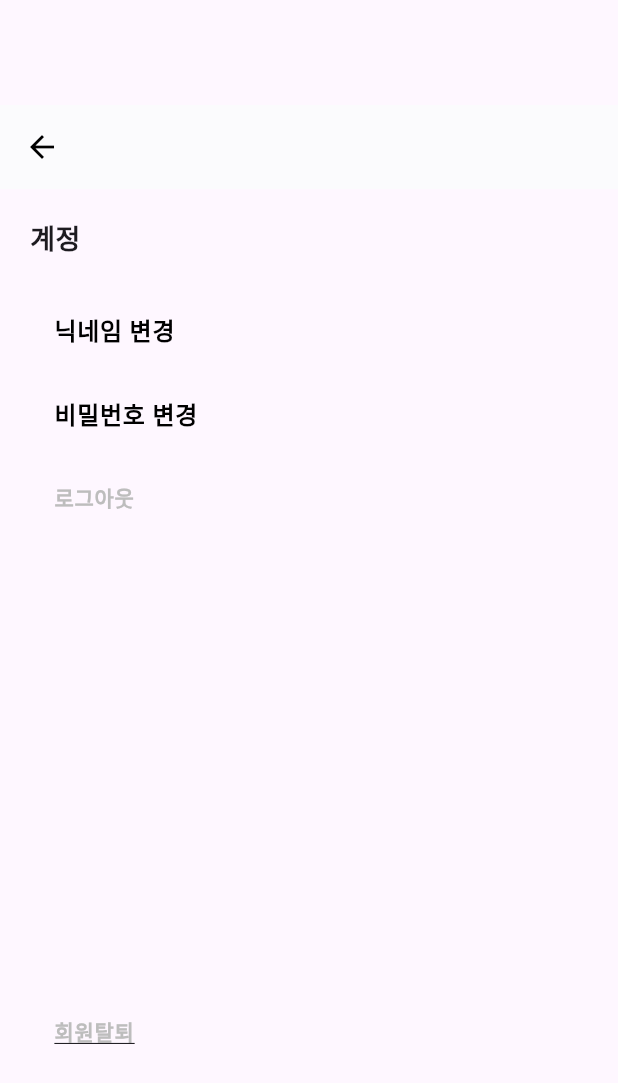
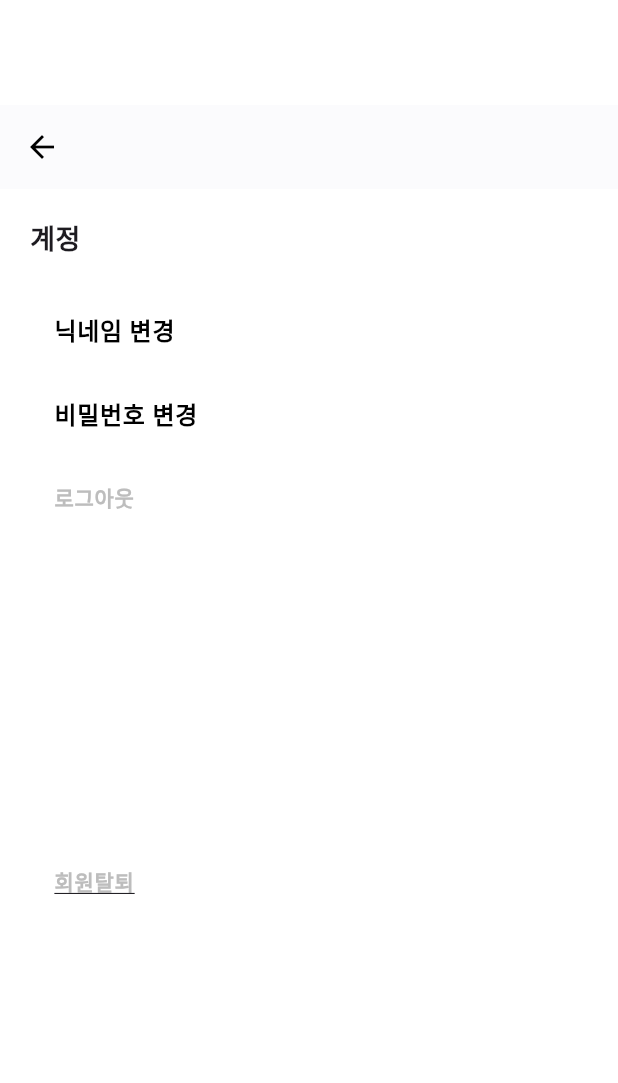
Before and after one commit to Jinseong01/nyum-nyum-ping, a Flutter app: the Mypage screen opened directly, on a phone screen of 412 x 824 dp. Shown: the top 1083 px of the screen. Run offline on Flutter 3.47's test engine with Material 3 defaults, Android fonts, the phone set to English and light mode, and no system bars; our stand-ins replace cloud_firestore, device_info_plus, dots_indicator, firebase_auth, firebase_core, firebase_storage and 5 more; accounts and stored records are empty.

Commit message:
modified : 배경색 변경

```diff
--- a/lib/bookmark/book_mark.dart
+++ b/lib/bookmark/book_mark.dart
@@ -142,6 +142,7 @@ class _BookMarkState extends State<BookMark> {
             .toList();
 
     return Scaffold(
+      backgroundColor: Colors.white,
       appBar: AppBar(
         backgroundColor: Colors.white,
         foregroundColor: Colors.black,
@@ -347,6 +348,7 @@ class RestaurantCard extends StatelessWidget {
   @override
   Widget build(BuildContext context) {
     return Card(
+      color: Colors.grey[50], // 카드 배경색임
       margin: const EdgeInsets.symmetric(vertical: 8, horizontal: 16),
       shape: RoundedRectangleBorder(borderRadius: BorderRadius.circular(10)),
       child: Column(
--- a/lib/mypage/mypage.dart
+++ b/lib/mypage/mypage.dart
@@ -143,6 +143,7 @@ Future<void> _deleteImagesFromStorage(List<dynamic> imageUrls) async {
   @override
   Widget build(BuildContext context) {
     return Scaffold(
+      backgroundColor: Colors.white,
       body: Column(
         children: [
           const SizedBox(height: 70), // AppBar 위에 여백 추가
@@ -239,7 +240,7 @@ Future<void> _deleteImagesFromStorage(List<dynamic> imageUrls) async {
                     ),
                     onTap: logout, // 로그아웃 로직 연결
                   ),
-                  const SizedBox(height: 300), // 회원탈퇴 섹션 위에 여백 추가
+                  const SizedBox(height: 200), // 회원탈퇴 섹션 위에 여백 추가
                   ListTile(
                     title: Text(
                       "회원탈퇴",
--- a/lib/mypage/password_change.dart
+++ b/lib/mypage/password_change.dart
@@ -58,6 +58,7 @@ class _PasswordChangePageState extends State<PasswordChangePage> {
   @override
   Widget build(BuildContext context) {
     return Scaffold(
+      backgroundColor: Colors.white,
       appBar: AppBar(
         backgroundColor: Colors.white,
         foregroundColor: Colors.black,
--- a/lib/mypage/password_verification.dart
+++ b/lib/mypage/password_verification.dart
@@ -20,6 +20,7 @@ class _PasswordVerificationPageState extends State<PasswordVerificationPage> {
   @override
   Widget build(BuildContext context) {
     return Scaffold(
+      backgroundColor: Colors.white,
       body: Column(
         crossAxisAlignment: CrossAxisAlignment.center,
         children: [
```
Also changed, not shown: lib/mypage/nickname_change.dart (+15 -0 lines).
